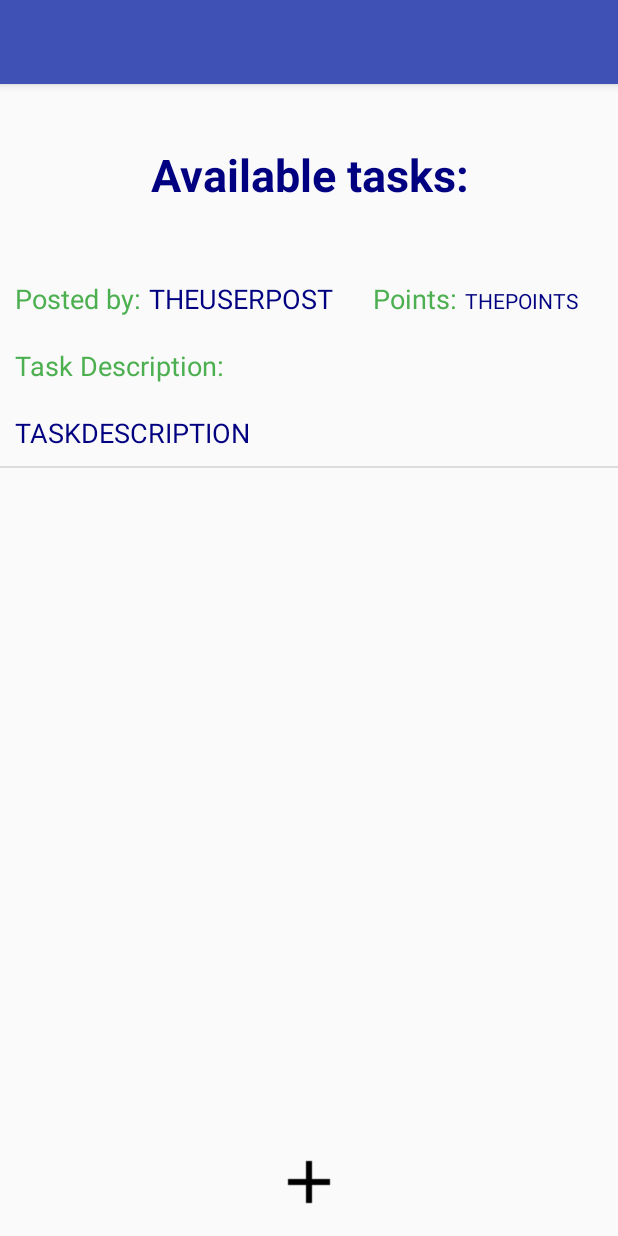
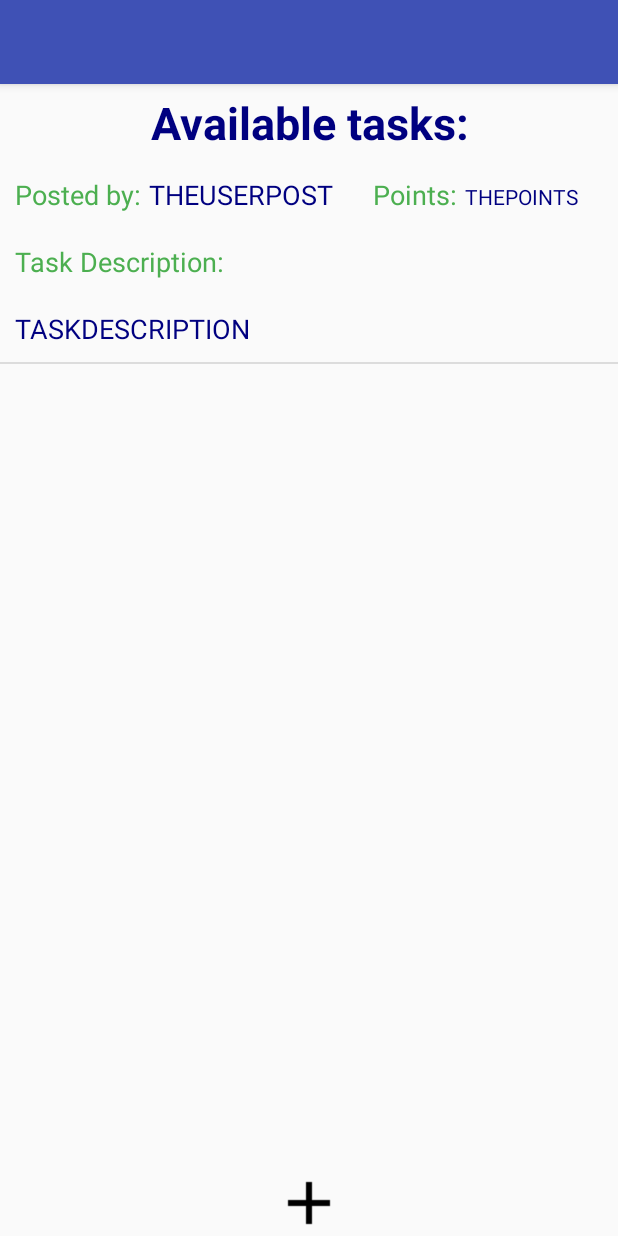
Before and after one commit to myoutspace/Project, an Android app: the HomePage screen opened directly, with no data from a screen before it, on a phone screen of 412 x 824 dp. Run offline under Robolectric (Android 15) with nearby library versions, the phone set to English and light mode, and no system bars.

Commit message:
plein de shit un peut partout - add user from group - check for point amount in the CreateTask - rebiuild a bit the HomePage

```diff
--- a/TaskManager/app/src/main/java/main/taskmanager/Display/DisplayUser.java
+++ b/TaskManager/app/src/main/java/main/taskmanager/Display/DisplayUser.java
@@ -177,7 +177,7 @@ public class DisplayUser extends Activity {
             database.addUser(user);
 
             String previousActivity = getIntent().getExtras().getString("previousActivity");
-            if(previousActivity.equals("HomePage")) this.finish();
+            if(previousActivity != null &&previousActivity.equals("HomePage")) this.finish();
             else startActivity(intent);
         }
     }
--- a/TaskManager/app/src/main/res/layout/activity_home_page.xml
+++ b/TaskManager/app/src/main/res/layout/activity_home_page.xml
@@ -26,22 +26,22 @@
                     android:id="@+id/textView6"
                     android:layout_width="match_parent"
                     android:layout_height="wrap_content"
-                    android:layout_margin="30sp"
+                    android:layout_margin="0dp"
                     android:fontFamily="sans-serif"
-                    android:paddingBottom="10dp"
-                    android:paddingTop="10dp"
+                    android:paddingBottom="5dp"
+                    android:paddingTop="5dp"
                     android:text="@string/task_list"
                     android:textAlignment="center"
                     android:textAllCaps="false"
                     android:textColor="#000080"
                     android:textSize="30sp"
-                    android:textStyle="bold" />
+                    android:textStyle="bold"/>
 
                 <ListView
                     android:id="@+id/TaskList"
                     android:layout_width="match_parent"
                     android:layout_height="match_parent"
-                    android:layout_marginBottom="30sp" />
+                    android:layout_marginBottom="5dp"/>
             </LinearLayout>
 
         </FrameLayout>
@@ -54,8 +54,8 @@
             android:layout_weight="1"
             android:background="@android:color/transparent"
             android:onClick="addTask"
-            android:padding="48dp"
-            app:srcCompat="@drawable/addnocircle" />
+            android:padding="20dp"
+            app:srcCompat="@drawable/addnocircle"/>
 
     </LinearLayout>
 
```
Also changed, not shown: TaskManager/app/src/main/java/main/taskmanager/Display/CreateTask.java (+19 -6 lines), TaskManager/app/src/main/java/main/taskmanager/javaActions/DatabaseHelper.java (+8 -0 lines), TaskManager/app/src/main/java/main/taskmanager/javaActions/User.java (+8 -0 lines).
